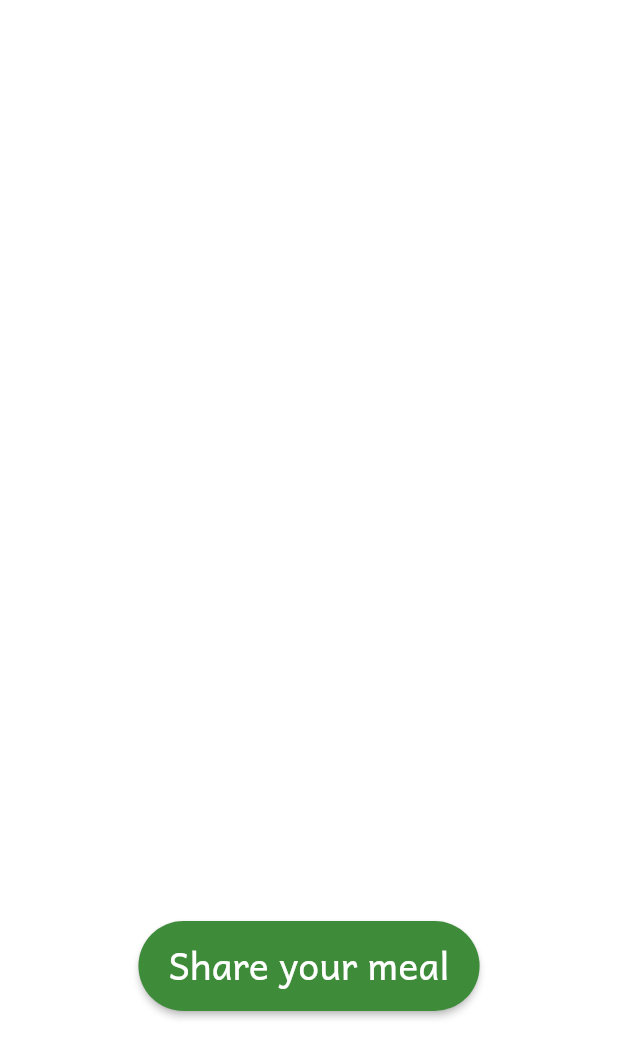
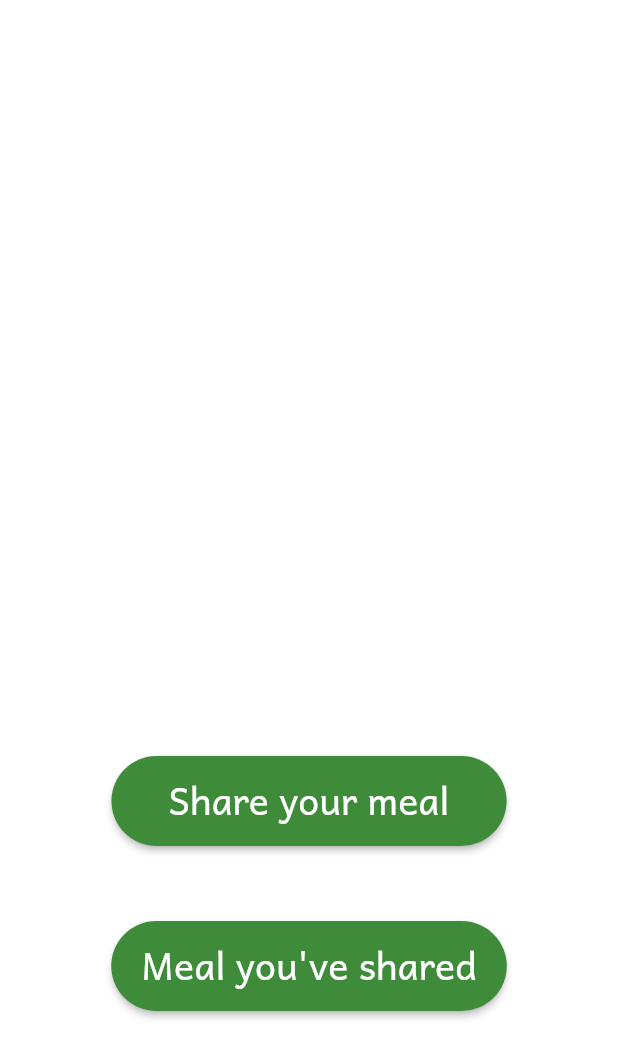
Before and after one commit to Farhan083/Alemeno-Food-Game, a Flutter app: the screen it shows after launch, on a phone screen of 412 x 824 dp. Shown: the top 1058 px of the screen. Run offline on Flutter 3.47's test engine with Material 2 defaults, Android fonts, the phone set to English and light mode, and no system bars; our stand-ins replace camera, firebase_core, firebase_storage, shared_preferences; missing offline and left inert: flutter_tflite; accounts and stored records are empty.

Commit message:
added functionality to retriever user meal images and show on screen, update home page

```diff
--- a/lib/main.dart
+++ b/lib/main.dart
@@ -5,6 +5,7 @@ import 'package:flutter/material.dart';
 
 void main() async {
   WidgetsFlutterBinding.ensureInitialized();
+
   await Firebase.initializeApp();
   runApp(const MyApp());
 }
--- a/lib/pages/home_page.dart
+++ b/lib/pages/home_page.dart
@@ -1,4 +1,5 @@
 import 'package:alemeno_food_game/pages/click_picture_page.dart';
+import 'package:alemeno_food_game/pages/shared_meal_page.dart';
 import 'package:alemeno_food_game/pallete.dart';
 import 'package:flutter/material.dart';
 
@@ -16,11 +17,11 @@ class HomePage extends StatelessWidget {
           mainAxisAlignment: MainAxisAlignment.end,
           children: [
             Container(
-              margin: const EdgeInsets.only(bottom: 150),
+              margin: const EdgeInsets.only(bottom: 50),
               child: ElevatedButton(
                 style: ButtonStyle(
                   padding: MaterialStatePropertyAll(
-                    const EdgeInsets.symmetric(horizontal: 20, vertical: 8)
+                    const EdgeInsets.symmetric(horizontal: 38, vertical: 8)
                         .copyWith(bottom: 12),
                   ),
                   backgroundColor:
@@ -47,6 +48,38 @@ class HomePage extends StatelessWidget {
                 },
               ),
             ),
+            Container(
+              margin: const EdgeInsets.only(bottom: 150),
+              child: ElevatedButton(
+                style: ButtonStyle(
+                  padding: MaterialStatePropertyAll(
+                    const EdgeInsets.symmetric(horizontal: 20, vertical: 8)
+                        .copyWith(bottom: 12),
+                  ),
+                  backgroundColor:
+                      const MaterialStatePropertyAll(Pallete.greenColor),
+                  shape: const MaterialStatePropertyAll(RoundedRectangleBorder(
+                      borderRadius: BorderRadius.all(Radius.circular(50)))),
+                ),
+                child: const Text(
+                  "Meal you've shared",
+                  style: TextStyle(
+                    fontSize: 25,
+                    fontFamily: "Andika",
+                  ),
+                ),
+                onPressed: () {
+                  Navigator.push(
+                    context,
+                    MaterialPageRoute(
+                      builder: (context) {
+                        return SharedMealPage();
+                      },
+                    ),
+                  );
+                },
+              ),
+            ),
           ],
         ),
       ),
--- a/pubspec.yaml
+++ b/pubspec.yaml
@@ -28,6 +28,7 @@ environment:
 # the latest version available on pub.dev. To see which dependencies have newer
 # versions available, run `flutter pub outdated`.
 dependencies:
+  awesome_notifications: ^0.7.4+1
   camera: ^0.10.5+2
   cupertino_icons: ^1.0.2
   firebase_core: ^2.14.0
@@ -36,7 +37,7 @@ dependencies:
     sdk: flutter
   flutter_circle_color_picker: ^0.3.0
   flutter_tflite: ^1.0.1
-  image: ^4.0.17
+  image: ^3.2.0
   path: ^1.8.3
   path_provider: ^2.0.15
   shared_preferences: ^2.2.0
```
Also changed, not shown: lib/pages/share_picture.dart (+21 -23 lines), lib/pages/shared_meal_page.dart (added, +82 -0 lines), lib/services/firebase_service.dart (+21 -0 lines), pubspec.lock, 6 other files.
